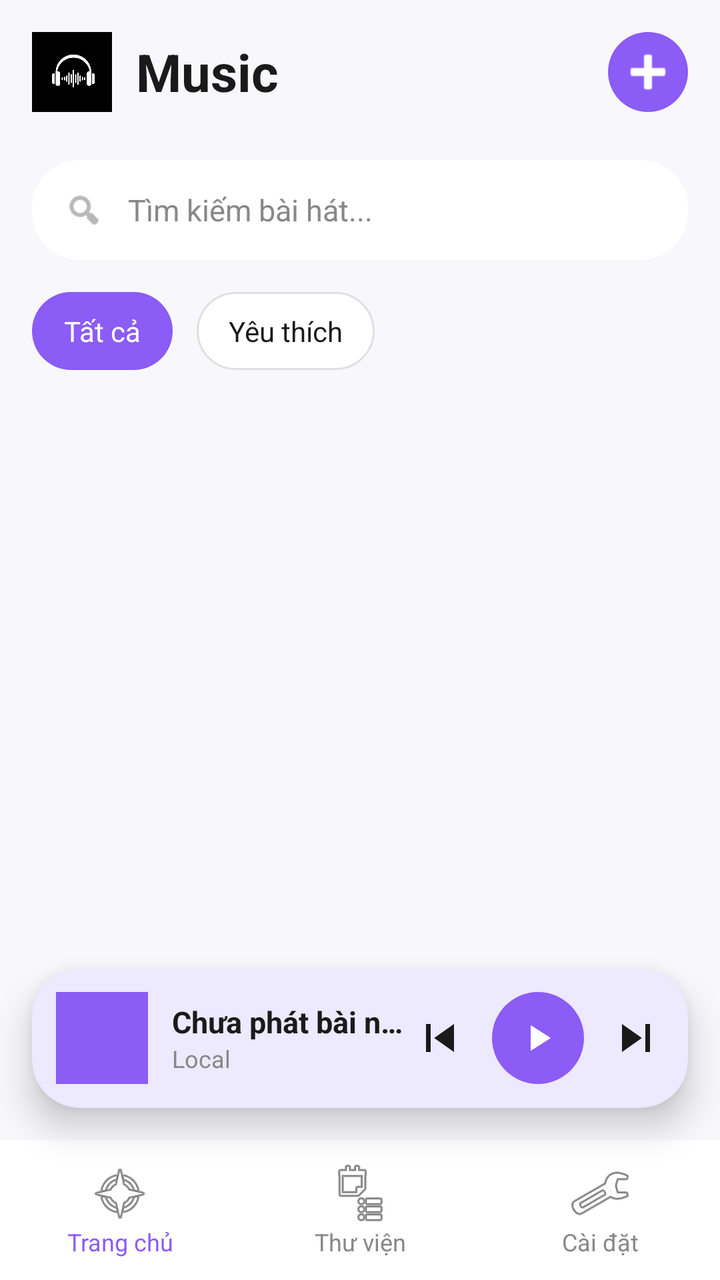
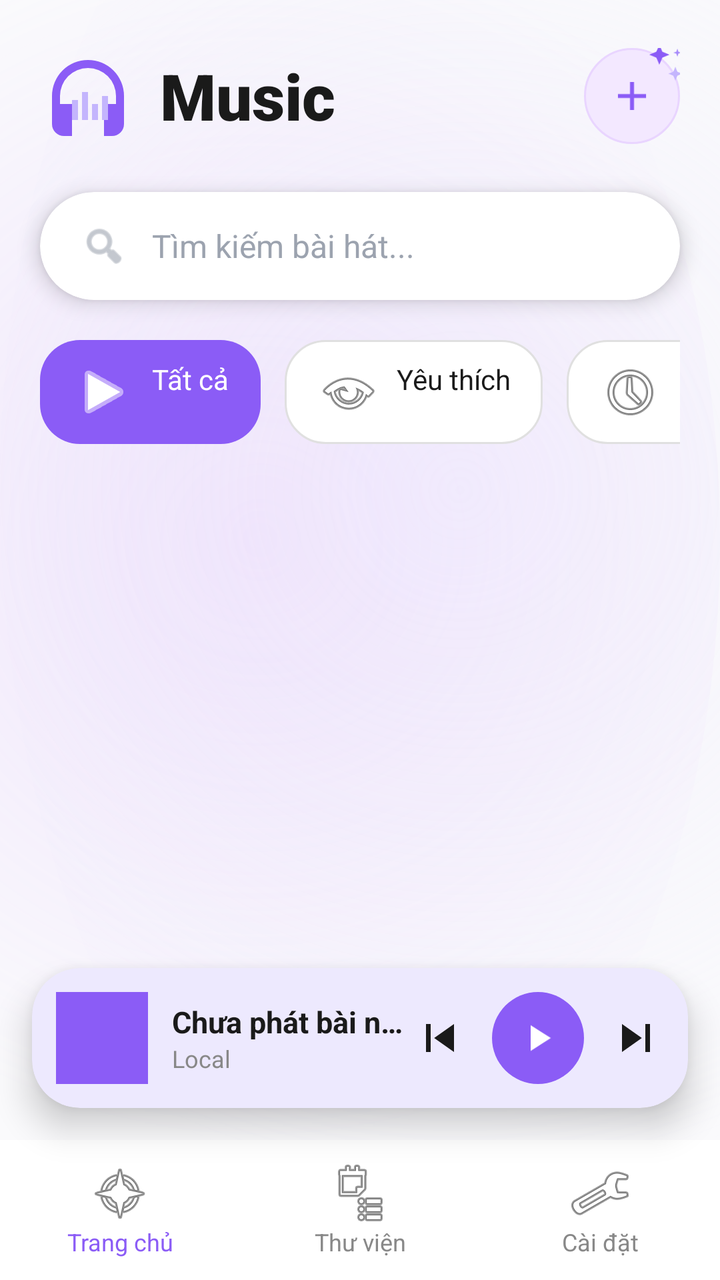

Before-and-after screenshots of an Android layout around one commit, followed by the original layout XML and the change that was made.
<!-- AndroidManifest.xml: application theme Theme.LocalMusic -->
<!-- res/layout/activity_main.xml -->
<?xml version="1.0" encoding="utf-8"?>
<androidx.constraintlayout.widget.ConstraintLayout xmlns:android="http://schemas.android.com/apk/res/android"
    xmlns:app="http://schemas.android.com/apk/res-auto"
    android:layout_width="match_parent"
    android:layout_height="match_parent"
    android:background="@color/bg_light">

    
    <LinearLayout
        android:id="@+id/headerLayout"
        android:layout_width="match_parent"
        android:layout_height="wrap_content"
        android:gravity="center_vertical"
        android:orientation="horizontal"
        android:padding="16dp"
        app:layout_constraintTop_toTopOf="parent">

        <ImageView
            android:layout_width="40dp"
            android:layout_height="40dp"
            android:src="@drawable/logo" />

        <TextView
            android:layout_width="0dp"
            android:layout_height="wrap_content"
            android:layout_marginStart="12dp"
            android:layout_weight="1"
            android:text="Music"
            android:textColor="@color/text_black"
            android:textSize="26sp"
            android:textStyle="bold" />

        <ImageButton
            android:id="@+id/btnAdd"
            android:layout_width="40dp"
            android:layout_height="40dp"
            android:background="@drawable/bg_button_purple"
            android:src="@android:drawable/ic_input_add"
            app:tint="@color/white" />
    </LinearLayout>

    
    <LinearLayout
        android:id="@+id/searchBar"
        android:layout_width="match_parent"
        android:layout_height="50dp"
        android:layout_marginHorizontal="16dp"
        android:layout_marginTop="8dp"
        android:background="@drawable/bg_search"
        android:gravity="center_vertical"
        android:orientation="horizontal"
        android:paddingHorizontal="16dp"
        app:layout_constraintTop_toBottomOf="@id/headerLayout">

        <ImageView
            android:layout_width="20dp"
            android:layout_height="20dp"
            android:src="@android:drawable/ic_menu_search"
            app:tint="@color/text_gray" />

        <EditText
            android:layout_width="match_parent"
            android:layout_height="match_parent"
            android:layout_marginStart="12dp"
            android:background="@null"
            android:hint="Tìm kiếm bài hát..."
            android:textColorHint="@color/text_gray"
            android:textSize="15sp" />
    </LinearLayout>

    
    <HorizontalScrollView
        android:id="@+id/categoriesLayout"
        android:layout_width="match_parent"
        android:layout_height="wrap_content"
        android:layout_marginTop="16dp"
        android:paddingHorizontal="16dp"
        android:scrollbars="none"
        app:layout_constraintTop_toBottomOf="@id/searchBar">

        <LinearLayout
            android:layout_width="wrap_content"
            android:layout_height="wrap_content"
            android:orientation="horizontal">

            <TextView
                android:layout_width="wrap_content"
                android:layout_height="wrap_content"
                android:background="@drawable/bg_category_active"
                android:paddingHorizontal="16dp"
                android:paddingVertical="10dp"
                android:text="Tất cả"
                android:textColor="@color/white" />

            <TextView
                android:layout_width="wrap_content"
                android:layout_height="wrap_content"
                android:layout_marginStart="12dp"
                android:background="@drawable/bg_category_inactive"
                android:paddingHorizontal="16dp"
                android:paddingVertical="10dp"
                android:text="Yêu thích"
                android:textColor="@color/text_black" />
        </LinearLayout>
    </HorizontalScrollView>

    
    <androidx.recyclerview.widget.RecyclerView
        android:id="@+id/recyclerView"
        android:layout_width="match_parent"
        android:layout_height="0dp"
        android:layout_marginTop="12dp"
        app:layout_constraintBottom_toTopOf="@+id/miniPlayer"
        app:layout_constraintTop_toBottomOf="@id/categoriesLayout" />

    
    <androidx.cardview.widget.CardView
        android:id="@+id/miniPlayer"
        android:layout_width="match_parent"
        android:layout_height="70dp"
        android:layout_marginHorizontal="16dp"
        android:layout_marginBottom="16dp"
        app:cardCornerRadius="24dp"
        app:cardElevation="10dp"
        app:cardBackgroundColor="@color/purple_light"
        app:layout_constraintBottom_toTopOf="@+id/bottomNav">

        <LinearLayout
            android:layout_width="match_parent"
            android:layout_height="match_parent"
            android:gravity="center_vertical"
            android:orientation="horizontal"
            android:padding="12dp">

            <ImageView
                android:layout_width="46dp"
                android:layout_height="46dp"
                android:background="@color/purple_primary"
                android:scaleType="centerCrop" />

            <LinearLayout
                android:layout_width="0dp"
                android:layout_height="wrap_content"
                android:layout_marginStart="12dp"
                android:layout_weight="1"
                android:orientation="vertical">

                <TextView
                    android:id="@+id/tvNowPlaying"
                    android:layout_width="wrap_content"
                    android:layout_height="wrap_content"
                    android:text="Chưa phát bài nào"
                    android:textColor="@color/text_black"
                    android:textSize="15sp"
                    android:textStyle="bold"
                    android:maxLines="1"
                    android:ellipsize="end" />

                <TextView
                    android:layout_width="wrap_content"
                    android:layout_height="wrap_content"
                    android:text="Local"
                    android:textColor="@color/text_gray"
                    android:textSize="12sp" />
            </LinearLayout>

            
            <ImageView
                android:id="@+id/btnPrev"
                android:layout_width="28dp"
                android:layout_height="28dp"
                android:src="@drawable/ic_prev"
                app:tint="@color/text_black" />

            <ImageView
                android:id="@+id/btnPlayPause"
                android:layout_width="46dp"
                android:layout_height="46dp"
                android:layout_marginHorizontal="12dp"
                android:background="@drawable/bg_button_purple"
                android:padding="12dp"
                android:src="@drawable/ic_play"
                app:tint="@color/white" />

            <ImageView
                android:id="@+id/btnNext"
                android:layout_width="28dp"
                android:layout_height="28dp"
                android:src="@drawable/ic_next"
                app:tint="@color/text_black" />
        </LinearLayout>
    </androidx.cardview.widget.CardView>

    
    <LinearLayout
        android:id="@+id/bottomNav"
        android:layout_width="match_parent"
        android:layout_height="70dp"
        android:background="@color/white"
        android:gravity="center"
        android:orientation="horizontal"
        app:layout_constraintBottom_toBottomOf="parent">

        <TextView
            android:layout_width="0dp"
            android:layout_height="wrap_content"
            android:layout_weight="1"
            android:drawableTop="@android:drawable/ic_menu_compass"
            android:gravity="center"
            android:text="Trang chủ"
            android:textColor="@color/purple_primary"
            android:textSize="12sp" />

        <TextView
            android:layout_width="0dp"
            android:layout_height="wrap_content"
            android:layout_weight="1"
            android:drawableTop="@android:drawable/ic_menu_agenda"
            android:gravity="center"
            android:text="Thư viện"
            android:textColor="@color/text_gray"
            android:textSize="12sp" />

        <TextView
            android:layout_width="0dp"
            android:layout_height="wrap_content"
            android:layout_weight="1"
            android:drawableTop="@android:drawable/ic_menu_manage"
            android:gravity="center"
            android:text="Cài đặt"
            android:textColor="@color/text_gray"
            android:textSize="12sp" />
    </LinearLayout>

</androidx.constraintlayout.widget.ConstraintLayout>
<!-- resources referenced by this layout -->
<resources>
  <color name="bg_light">#F8F8FC</color>
  <color name="purple_light">#EDE9FE</color>
  <color name="purple_primary">#8B5CF6</color>
  <color name="text_black">#1A1A1A</color>
  <color name="text_gray">#888888</color>
  <color name="white">#FFFFFF</color>
  <!-- drawable bg_button_purple (drawable) -->
  <shape xmlns:android="http://schemas.android.com/apk/res/android" android:shape="oval">
      <solid android:color="@color/purple_primary" />
  </shape>
  <!-- drawable bg_category_active (drawable) -->
  <shape xmlns:android="http://schemas.android.com/apk/res/android">
      <solid android:color="@color/purple_primary" />
      <corners android:radius="20dp" />
  </shape>
  <!-- drawable bg_category_inactive (drawable) -->
  <shape xmlns:android="http://schemas.android.com/apk/res/android">
      <solid android:color="@color/white" />
      <corners android:radius="20dp" />
      <stroke android:width="1dp" android:color="#E0E0E0" /> 
  </shape>
  <!-- drawable bg_search (drawable) -->
  <shape xmlns:android="http://schemas.android.com/apk/res/android">
      <solid android:color="@color/white" />
      <corners android:radius="24dp" />
  </shape>
  <!-- drawable ic_play (drawable) -->
  <vector xmlns:android="http://schemas.android.com/apk/res/android"
      android:width="24dp" android:height="24dp"
      android:viewportWidth="24" android:viewportHeight="24">
    <path android:fillColor="@android:color/white" android:pathData="M8,5v14l11,-7z"/>
  </vector>
  <!-- unchanged entries left out for length: 4 -->
</resources>

<!-- the commit's change to res/layout/activity_main.xml (unified diff, before → after) -->
@@ -3,7 +3,7 @@
     xmlns:app="http://schemas.android.com/apk/res-auto"
     android:layout_width="match_parent"
     android:layout_height="match_parent"
-    android:background="@color/bg_light">
+    android:background="@drawable/bg_gradient_header"> 
 
     
     <LinearLayout
@@ -12,69 +12,97 @@
         android:layout_height="wrap_content"
         android:gravity="center_vertical"
         android:orientation="horizontal"
-        android:padding="16dp"
+        android:paddingHorizontal="20dp"
+        android:paddingTop="24dp"
+        android:paddingBottom="16dp"
         app:layout_constraintTop_toTopOf="parent">
 
+        
         <ImageView
-            android:layout_width="40dp"
-            android:layout_height="40dp"
-            android:src="@drawable/logo" />
-
+            android:layout_width="48dp"
+            android:layout_height="48dp"
+            android:src="@drawable/ic_logo_vector" />
+
+        
         <TextView
             android:layout_width="0dp"
             android:layout_height="wrap_content"
             android:layout_marginStart="12dp"
             android:layout_weight="1"
             android:text="Music"
-            android:textColor="@color/text_black"
-            android:textSize="26sp"
-            android:textStyle="bold" />
-
-        <ImageButton
-            android:id="@+id/btnAdd"
-            android:layout_width="40dp"
-            android:layout_height="40dp"
-            android:background="@drawable/bg_button_purple"
-            android:src="@android:drawable/ic_input_add"
-            app:tint="@color/white" />
+            android:textColor="#1A1A1A"
+            android:textSize="32sp"
+            android:fontFamily="sans-serif-black" />
+
+        
+        <FrameLayout
+            android:layout_width="48dp"
+            android:layout_height="48dp">
+            
+            <ImageButton
+                android:id="@+id/btnAdd"
+                android:layout_width="48dp"
+                android:layout_height="48dp"
+                android:background="@drawable/bg_btn_add"
+                android:src="@drawable/ic_add_purple"
+                app:tint="@null" />
+
+            
+            <ImageView
+                android:layout_width="24dp"
+                android:layout_height="24dp"
+                android:layout_gravity="top|end"
+                android:layout_marginTop="-4dp"
+                android:layout_marginEnd="-4dp"
+                android:src="@drawable/ic_sparkles" />
+        </FrameLayout>
     </LinearLayout>
 
     
-    <LinearLayout
+    <androidx.cardview.widget.CardView
         android:id="@+id/searchBar"
         android:layout_width="match_parent"
-        android:layout_height="50dp"
-        android:layout_marginHorizontal="16dp"
+        android:layout_height="54dp"
+        android:layout_marginHorizontal="20dp"
         android:layout_marginTop="8dp"
-        android:background="@drawable/bg_search"
-        android:gravity="center_vertical"
-        android:orientation="horizontal"
-        android:paddingHorizontal="16dp"
+        app:cardCornerRadius="30dp"
+        app:cardElevation="6dp"
+        app:cardBackgroundColor="@color/white"
+        app:cardUseCompatPadding="false"
         app:layout_constraintTop_toBottomOf="@id/headerLayout">
 
-        <ImageView
-            android:layout_width="20dp"
-            android:layout_height="20dp"
-            android:src="@android:drawable/ic_menu_search"
-            app:tint="@color/text_gray" />
-
-        <EditText
+        <LinearLayout
             android:layout_width="match_parent"
             android:layout_height="match_parent"
-            android:layout_marginStart="12dp"
-            android:background="@null"
-            android:hint="Tìm kiếm bài hát..."
-            android:textColorHint="@color/text_gray"
-            android:textSize="15sp" />
-    </LinearLayout>
+            android:gravity="center_vertical"
+            android:orientation="horizontal"
+            android:paddingHorizontal="20dp">
+
+            <ImageView
+                android:layout_width="24dp"
+                android:layout_height="24dp"
+                android:src="@android:drawable/ic_menu_search"
+                app:tint="#9CA3AF" />
+
+            <EditText
+                android:layout_width="match_parent"
+                android:layout_height="match_parent"
+                android:layout_marginStart="12dp"
+                android:background="@null"
+                android:hint="Tìm kiếm bài hát..."
+                android:textColorHint="#9CA3AF"
+                android:textSize="16sp"
+                android:fontFamily="sans-serif" />
+        </LinearLayout>
+    </androidx.cardview.widget.CardView>
 
     
     <HorizontalScrollView
         android:id="@+id/categoriesLayout"
         android:layout_width="match_parent"
         android:layout_height="wrap_content"
-        android:layout_marginTop="16dp"
-        android:paddingHorizontal="16dp"
+        android:layout_marginTop="20dp"
+        android:paddingHorizontal="20dp"
         android:scrollbars="none"
         app:layout_constraintTop_toBottomOf="@id/searchBar">
 
@@ -83,23 +111,43 @@
             android:layout_height="wrap_content"
             android:orientation="horizontal">
 
+            
             <TextView
                 android:layout_width="wrap_content"
                 android:layout_height="wrap_content"
                 android:background="@drawable/bg_category_active"
+                android:drawableStart="@android:drawable/ic_media_play"
+                android:drawablePadding="8dp"
                 android:paddingHorizontal="16dp"
                 android:paddingVertical="10dp"
                 android:text="Tất cả"
-                android:textColor="@color/white" />
-
+                android:textColor="@color/white"
+                app:drawableTint="@color/white" />
+
+            
             <TextView
                 android:layout_width="wrap_content"
                 android:layout_height="wrap_content"
                 android:layout_marginStart="12dp"
                 android:background="@drawable/bg_category_inactive"
+                android:drawableStart="@android:drawable/ic_menu_view"
+                android:drawablePadding="8dp"
                 android:paddingHorizontal="16dp"
                 android:paddingVertical="10dp"
                 android:text="Yêu thích"
+                android:textColor="@color/text_black" />
+                
+            
+            <TextView
+                android:layout_width="wrap_content"
+                android:layout_height="wrap_content"
+                android:layout_marginStart="12dp"
+                android:background="@drawable/bg_category_inactive"
+                android:drawableStart="@android:drawable/ic_menu_recent_history"
+                android:drawablePadding="8dp"
+                android:paddingHorizontal="16dp"
+                android:paddingVertical="10dp"
+                android:text="Gần đây"
                 android:textColor="@color/text_black" />
         </LinearLayout>
     </HorizontalScrollView>
@@ -164,7 +212,6 @@
                     android:textSize="12sp" />
             </LinearLayout>
 
-            
             <ImageView
                 android:id="@+id/btnPrev"
                 android:layout_width="28dp"
<!-- resource entries referenced after the edit -->
@@ -1,11 +1,15 @@
 <!-- resources referenced by this layout -->
 <resources>
-  <color name="bg_light">#F8F8FC</color>
   <color name="purple_light">#EDE9FE</color>
   <color name="purple_primary">#8B5CF6</color>
   <color name="text_black">#1A1A1A</color>
   <color name="text_gray">#888888</color>
   <color name="white">#FFFFFF</color>
+  <!-- drawable bg_btn_add (drawable) -->
+  <shape xmlns:android="http://schemas.android.com/apk/res/android" android:shape="oval">
+      <solid android:color="#F3E8FF" />
+      <stroke android:width="1dp" android:color="#E9D5FF"/>
+  </shape>
   <!-- drawable bg_button_purple (drawable) -->
   <shape xmlns:android="http://schemas.android.com/apk/res/android" android:shape="oval">
       <solid android:color="@color/purple_primary" />
@@ -21,17 +25,65 @@
       <corners android:radius="20dp" />
       <stroke android:width="1dp" android:color="#E0E0E0" /> 
   </shape>
-  <!-- drawable bg_search (drawable) -->
-  <shape xmlns:android="http://schemas.android.com/apk/res/android">
-      <solid android:color="@color/white" />
-      <corners android:radius="24dp" />
-  </shape>
+  <!-- drawable bg_gradient_header (drawable) -->
+  <?xml version="1.0" encoding="utf-8"?>
+  <layer-list xmlns:android="http://schemas.android.com/apk/res/android">
+      
+      <item>
+          <shape>
+              <solid android:color="#FAFAFC" />
+          </shape>
+      </item>
+      
+      
+      <item android:top="-100dp" android:left="-100dp">
+          <shape android:shape="oval">
+              <gradient
+                  android:startColor="#33C88CFF"
+                  android:endColor="#00C88CFF"
+                  android:type="radial"
+                  android:gradientRadius="300dp" />
+          </shape>
+      </item>
+  
+      
+      <item android:top="-150dp" android:right="-100dp">
+          <shape android:shape="oval">
+              <gradient
+                  android:startColor="#4DEDE9FE"
+                  android:endColor="#00EDE9FE"
+                  android:type="radial"
+                  android:gradientRadius="350dp" />
+          </shape>
+      </item>
+  </layer-list>
+  <!-- drawable ic_add_purple (drawable) -->
+  <vector xmlns:android="http://schemas.android.com/apk/res/android"
+      android:width="24dp" android:height="24dp"
+      android:viewportWidth="24" android:viewportHeight="24">
+      <path android:fillColor="#8B5CF6" android:pathData="M19,13h-6v6h-2v-6H5v-2h6V5h2v6h6v2z"/>
+  </vector>
+  <!-- drawable ic_logo_vector (drawable) -->
+  <vector xmlns:android="http://schemas.android.com/apk/res/android"
+      android:width="40dp" android:height="40dp"
+      android:viewportWidth="24" android:viewportHeight="24">
+      <path android:fillColor="#8B5CF6" android:pathData="M12,3a9,9 0,0 0,-9,9v7a3,3 0,0 0,3,3h2v-8H5v-2a7,7 0,0 1,14 0v2h-3v8h2a3,3 0,0 0,3 -3v-7a9,9 0,0 0,-9 -9z"/>
+      <path android:fillColor="#C4B5FD" android:pathData="M8,13h1.5v5H8zM10.5,11h1.5v7H10.5zM13,14h1.5v4H13zM15.5,12h1.5v6H15.5z"/>
+  </vector>
   <!-- drawable ic_play (drawable) -->
   <vector xmlns:android="http://schemas.android.com/apk/res/android"
       android:width="24dp" android:height="24dp"
       android:viewportWidth="24" android:viewportHeight="24">
     <path android:fillColor="@android:color/white" android:pathData="M8,5v14l11,-7z"/>
   </vector>
+  <!-- drawable ic_sparkles (drawable) -->
+  <vector xmlns:android="http://schemas.android.com/apk/res/android"
+      android:width="24dp" android:height="24dp"
+      android:viewportWidth="24" android:viewportHeight="24">
+      <path android:fillColor="#8B5CF6" android:pathData="M10,2l1.5,3.5L15,7l-3.5,1.5L10,12l-1.5,-3.5L5,7l3.5,-1.5z"/>
+      <path android:fillColor="#C4B5FD" android:pathData="M18,13l1,2.5l2.5,1l-2.5,1l-1,2.5l-1,-2.5l-2.5,-1l2.5,-1z"/>
+      <path android:fillColor="#A78BFA" android:pathData="M19,4l0.5,1.5l1.5,0.5l-1.5,0.5l-0.5,1.5l-0.5,-1.5l-1.5,-0.5l1.5,-0.5z"/>
+  </vector>
   <!-- unchanged entries left out for length: 4 -->
 </resources>
 
